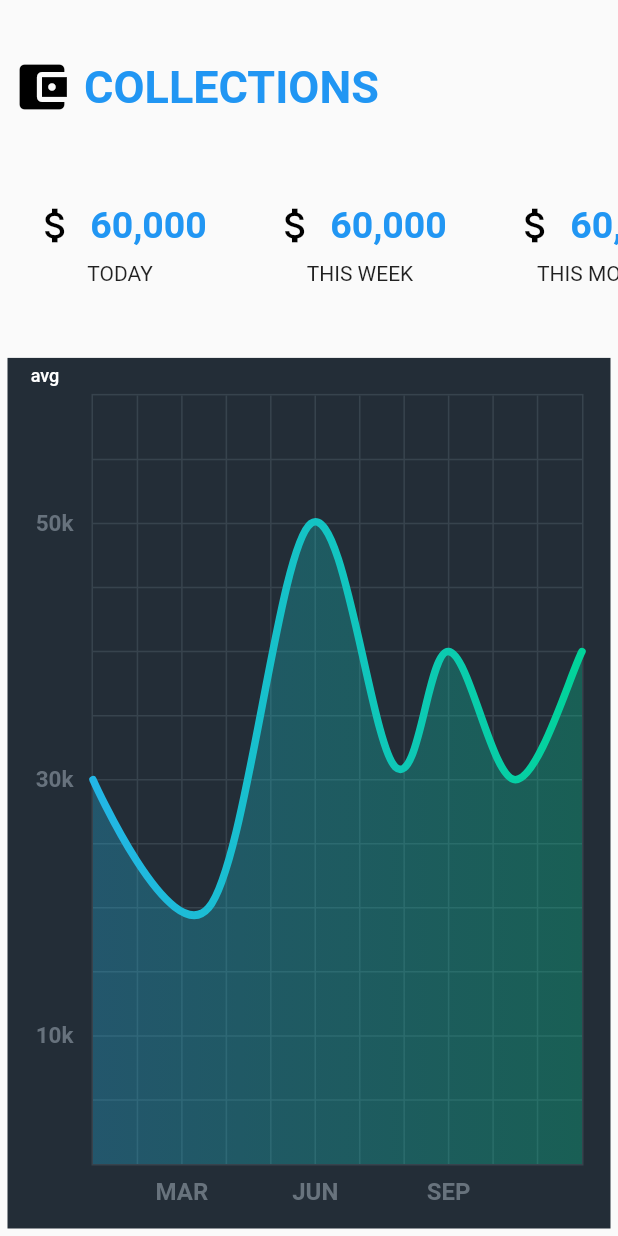
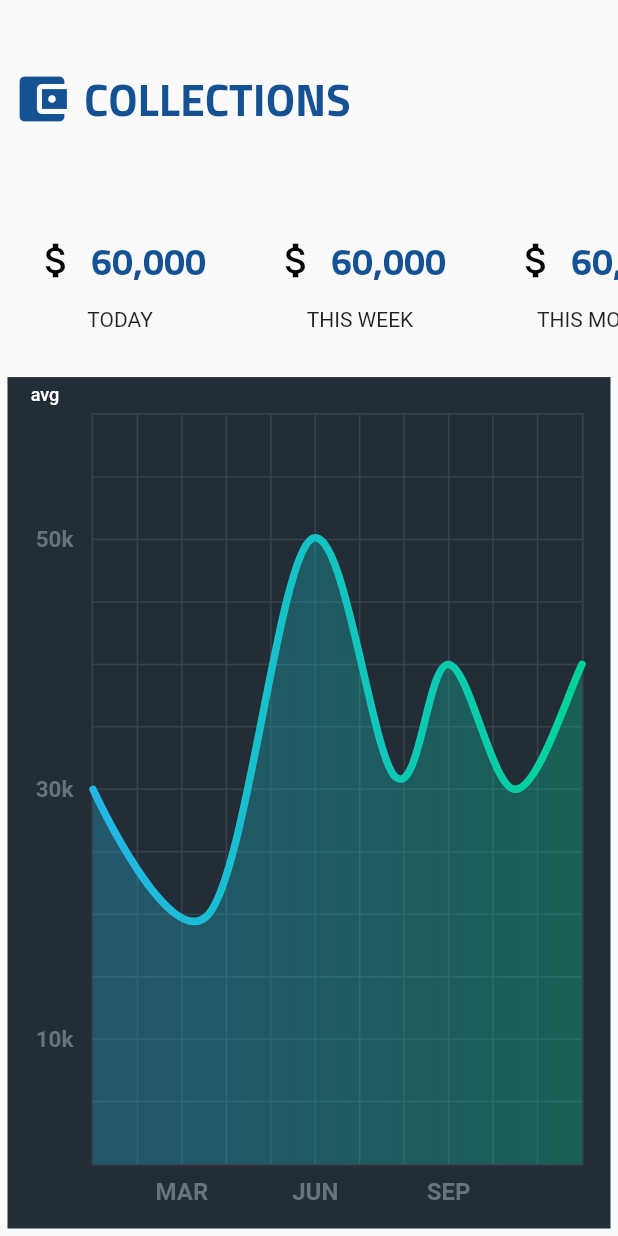
Before and after one commit to randelorg/web_store_management, a Flutter app: the GraphText widget shown alone on an empty page, opened directly, on a phone screen of 412 x 824 dp. Run offline on Flutter 3.47's test engine with Material 2 defaults, Android fonts, the phone set to English and light mode, and no system bars; drawn by our look-alikes of fl_chart; our stand-ins replace get, hexcolor.

Commit message:
Fixed UI/UX Design

```diff
--- a/lib/DashBoard/GraphText.dart
+++ b/lib/DashBoard/GraphText.dart
@@ -1,4 +1,5 @@
 import 'package:flutter/material.dart';
+import 'package:hexcolor/hexcolor.dart';
 
 import 'CollectionGraph.dart';
 
@@ -19,15 +20,15 @@ class _GraphText extends State<GraphText> {
             icon: Icon(
               Icons.account_balance_wallet,
               size: 40.0,
-              color: Colors.black,
+              color: HexColor("#155293"),
             ),
             label: Text(
               'COLLECTIONS',
               softWrap: true,
               style: TextStyle(
                 fontSize: 30,
-                color: Colors.blue,
-                fontWeight: FontWeight.bold,
+                color: HexColor("#155293"),
+                fontFamily: 'Cairo_Bold',
               ),
             ),
             onPressed: () {}, //pwdeng refresh button
@@ -59,8 +60,8 @@ class _GraphText extends State<GraphText> {
                           softWrap: true,
                           style: TextStyle(
                             fontSize: 25,
-                            color: Colors.blue,
-                            fontWeight: FontWeight.bold,
+                            color: HexColor("#155293"),
+                            fontFamily: 'Cairo_Bold',
                           ),
                         ),
                         onPressed: () {}, //pwdeng refresh button
@@ -90,8 +91,8 @@ class _GraphText extends State<GraphText> {
                           softWrap: true,
                           style: TextStyle(
                             fontSize: 25,
-                            color: Colors.blue,
-                            fontWeight: FontWeight.bold,
+                            color: HexColor("#155293"),
+                            fontFamily: 'Cairo_Bold',
                           ),
                         ),
                         onPressed: () {}, //pwdeng refresh button
@@ -121,8 +122,8 @@ class _GraphText extends State<GraphText> {
                           softWrap: true,
                           style: TextStyle(
                             fontSize: 25,
-                            color: Colors.blue,
-                            fontWeight: FontWeight.bold,
+                            color: HexColor("#155293"),
+                            fontFamily: 'Cairo_Bold',
                           ),
                         ),
                         onPressed: () {}, //pwdeng refresh button
--- a/lib/Navbar/NavDrawer.dart
+++ b/lib/Navbar/NavDrawer.dart
@@ -57,6 +57,7 @@ class _NavDrawer extends State<NavDrawer> {
             },
             //extended: true,
             labelType: NavigationRailLabelType.none,
+         selectedIconTheme: IconThemeData(color: Colors.red),
             destinations: const <NavigationRailDestination>[
               NavigationRailDestination(
                 icon: Icon(Icons.space_dashboard),
--- a/lib/Navbar/NotificationDrawer.dart
+++ b/lib/Navbar/NotificationDrawer.dart
@@ -1,4 +1,5 @@
-import 'package:flutter/material.dart'; //library for going to next pages
+import 'package:flutter/material.dart';
+import 'package:hexcolor/hexcolor.dart';
 
 class NotificationDrawer extends StatefulWidget {
   @override
@@ -12,7 +13,7 @@ class _NotificationDrawer extends State<NotificationDrawer> {
       elevation: 5,
       child: Icon(
         Icons.notifications,
-        color: Colors.blue,
+        color: HexColor("#155293")
       ),
       itemBuilder: (context) => [
         PopupMenuItem(
--- a/pubspec.yaml
+++ b/pubspec.yaml
@@ -34,6 +34,7 @@ dependencies:
   data_table_2: ^2.0.3
   navigation_rail: ^1.5.0
   intl: ^0.17.0
+  hexcolor: ^2.0.5
 
 dev_dependencies:
   flutter_test:
```
Also changed, not shown: lib/Borrowers/BorrowersScreen.dart (+5 -4 lines), lib/Navbar/TopBar.dart (+6 -4 lines), lib/Navbar/ViewProfile.dart (+23 -6 lines), pubspec.lock, 10 other files.
